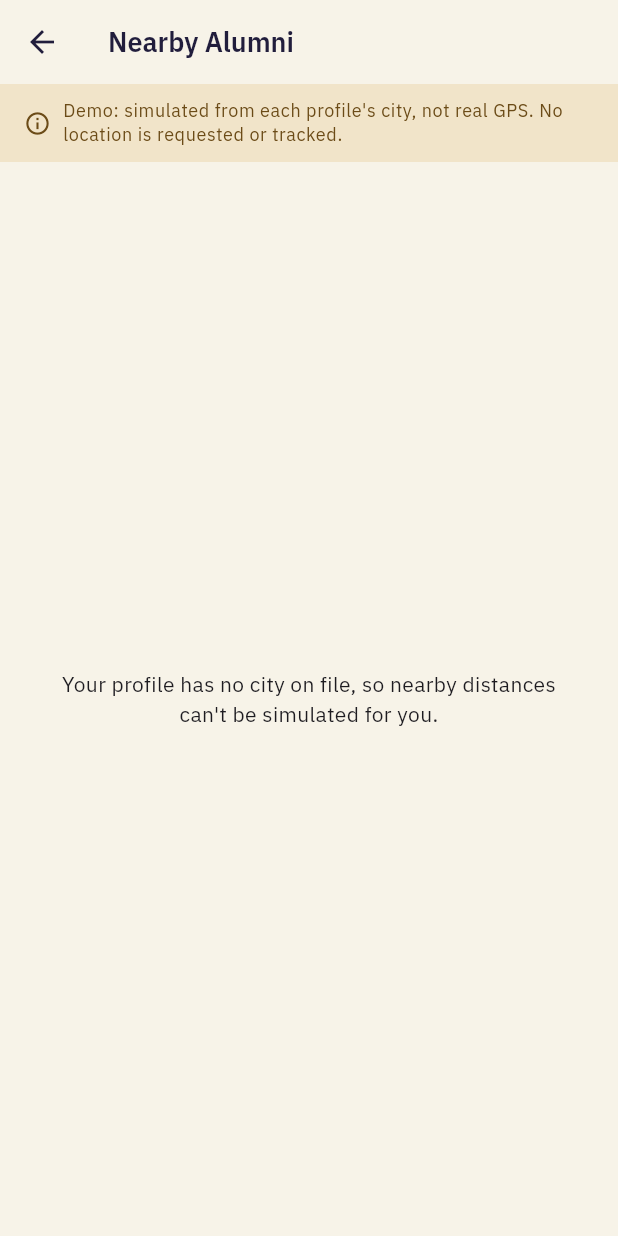
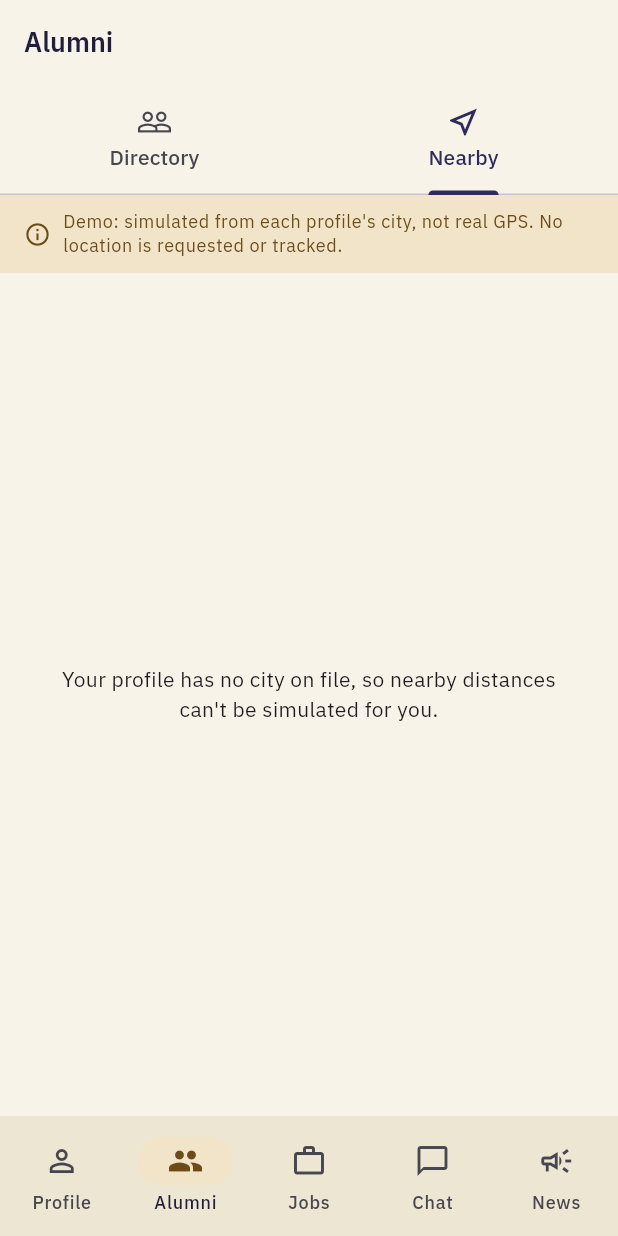
Before and after one commit to FarrelAlfarabi/Undip-Alumni-Connect, a Flutter app: the HomeShell screen opened directly with empty values, after a tap on "Nearby Alumni", on a phone screen of 412 x 824 dp. Run offline on Flutter 3.47's test engine with Material 3 defaults, Android fonts, the phone set to English and light mode, and no system bars; our stand-ins replace flutter_dotenv, google_fonts, supabase_flutter; accounts and stored records are empty.

Commit message:
Make Nearby Alumni a labeled tab instead of a missable icon/card
Previous fixes (a small compass icon in the Directory app bar, then
a Profile-tab card) both still went unnoticed per user feedback.
Restructured the Alumni section into a two-tab screen (Directory /
Nearby) with visible text labels right under the header -- the most
prominent place it can live without its own bottom-nav slot.

DirectoryScreen and NearbyAlumniScreen are now always embedded tab
bodies (no own Scaffold/AppBar); the new AlumniScreen owns the AppBar
and TabBar. The Profile tab's shortcut card now switches the bottom
nav to Alumni and lands on the Nearby sub-tab via a callback, instead
of pushing its own duplicate route.

Co-Authored-By: Claude Sonnet 5 <noreply@anthropic.com>
Claude-Session: https://claude.ai/code/session_01LaDF4dJ9vMPhD2KQrC7XAH

```diff
--- /dev/null
+++ b/lib/screens/alumni_screen.dart
@@ -0,0 +1,71 @@
+import 'package:flutter/material.dart';
+
+import 'directory_screen.dart';
+import 'nearby_alumni_screen.dart';
+
+/// Alumni section: Directory and Nearby as sibling tabs under one AppBar,
+/// instead of Nearby being a small icon easy to miss in the Directory's
+/// app bar (the original placement — user feedback confirmed it was
+/// missable even after moving it to a Profile-tab card). A labeled tab
+/// right where people already go to browse alumni is the most visible
+/// place it can live without its own bottom-nav slot.
+class AlumniScreen extends StatefulWidget {
+  const AlumniScreen({
+    super.key,
+    required this.currentUser,
+    this.initialTabIndex = 0,
+  });
+
+  final ValueNotifier<Map<String, dynamic>> currentUser;
+
+  /// 0 = Directory, 1 = Nearby. Lets the Profile tab's "Nearby Alumni"
+  /// shortcut land directly on the Nearby tab instead of Directory.
+  final int initialTabIndex;
+
+  @override
+  State<AlumniScreen> createState() => _AlumniScreenState();
+}
+
+class _AlumniScreenState extends State<AlumniScreen>
+    with SingleTickerProviderStateMixin {
+  late final TabController _tabController;
+
+  @override
+  void initState() {
+    super.initState();
+    _tabController = TabController(
+      length: 2,
+      vsync: this,
+      initialIndex: widget.initialTabIndex,
+    );
+  }
+
+  @override
+  void dispose() {
+    _tabController.dispose();
+    super.dispose();
+  }
+
+  @override
+  Widget build(BuildContext context) {
+    return Scaffold(
+      appBar: AppBar(
+        title: const Text('Alumni'),
+        bottom: TabBar(
+          controller: _tabController,
+          tabs: const [
+            Tab(icon: Icon(Icons.people_outline), text: 'Directory'),
+            Tab(icon: Icon(Icons.near_me_outlined), text: 'Nearby'),
+          ],
+        ),
+      ),
+      body: TabBarView(
+        controller: _tabController,
+        children: [
+          DirectoryScreen(currentUser: widget.currentUser),
+          NearbyAlumniScreen(currentUser: widget.currentUser),
+        ],
+      ),
+    );
+  }
+}
--- a/lib/screens/directory_screen.dart
+++ b/lib/screens/directory_screen.dart
@@ -1,7 +1,6 @@
 import 'package:flutter/material.dart';
 import 'package:supabase_flutter/supabase_flutter.dart';
 
-import 'nearby_alumni_screen.dart';
 import 'profile_detail_screen.dart';
 
 const _kAllFilter = 'All';
@@ -10,6 +9,9 @@ const _kAllFilter = 'All';
 /// industry, plus free-text search on name/company. Demo scope: fetches
 /// all verified alumni_profiles rows once and filters client-side — fine
 /// for ~24 seed rows, not meant to scale past the demo.
+///
+/// Always embedded as a tab inside AlumniScreen (no own AppBar/Scaffold) —
+/// see alumni_screen.dart.
 class DirectoryScreen extends StatefulWidget {
   const DirectoryScreen({super.key, required this.currentUser});
 
@@ -86,25 +88,7 @@ class _DirectoryScreenState extends State<DirectoryScreen> {
 
   @override
   Widget build(BuildContext context) {
-    return Scaffold(
-      appBar: AppBar(
-        title: const Text('Alumni Directory'),
-        actions: [
-          IconButton(
-            icon: const Icon(Icons.near_me_outlined),
-            tooltip: 'Nearby Alumni',
-            onPressed: () {
-              Navigator.of(context).push(
-                MaterialPageRoute(
-                  builder: (_) =>
-                      NearbyAlumniScreen(currentUser: widget.currentUser),
-                ),
-              );
-            },
-          ),
-        ],
-      ),
-      body: FutureBuilder<List<Map<String, dynamic>>>(
+    return FutureBuilder<List<Map<String, dynamic>>>(
       future: _future,
       builder: (context, snapshot) {
         if (snapshot.connectionState == ConnectionState.waiting) {
@@ -182,9 +166,7 @@ class _DirectoryScreenState extends State<DirectoryScreen> {
             ),
             Expanded(
               child: filtered.isEmpty
-                    ? const Center(
-                        child: Text('No alumni match these filters.'),
-                      )
+                  ? const Center(child: Text('No alumni match these filters.'))
                   : ListView.separated(
                       padding: const EdgeInsets.symmetric(vertical: 8),
                       itemCount: filtered.length,
@@ -209,8 +191,7 @@ class _DirectoryScreenState extends State<DirectoryScreen> {
                           title: Text(p['name'] as String? ?? ''),
                           subtitle: Text(
                             [
-                                if ((p['current_role'] as String?)
-                                        ?.isNotEmpty ==
+                              if ((p['current_role'] as String?)?.isNotEmpty ==
                                   true)
                                 '${p['current_role']}'
                                     '${(p['current_employer'] as String?)?.isNotEmpty == true ? ' @ ${p['current_employer']}' : ''}',
@@ -236,7 +217,6 @@ class _DirectoryScreenState extends State<DirectoryScreen> {
           ],
         );
       },
-      ),
     );
   }
 }
--- a/lib/screens/home_shell.dart
+++ b/lib/screens/home_shell.dart
@@ -1,7 +1,7 @@
 import 'package:flutter/material.dart';
 
+import 'alumni_screen.dart';
 import 'announcements_screen.dart';
-import 'directory_screen.dart';
 import 'job_board_screen.dart';
 import 'messages_list_screen.dart';
 import 'profile_detail_screen.dart';
@@ -37,6 +37,13 @@ class _HomeShellState extends State<HomeShell> {
   int _jobsEpoch = 0;
   int _chatEpoch = 0;
 
+  // Bumped (alongside forcing Alumni tab + sub-tab 1) when the Profile
+  // tab's "Nearby Alumni" shortcut is tapped, so AlumniScreen is recreated
+  // with a fresh TabController defaulting to Nearby instead of wherever it
+  // was left.
+  int _alumniEpoch = 0;
+  int _alumniInitialTab = 0;
+
   @override
   void initState() {
     super.initState();
@@ -57,11 +64,27 @@ class _HomeShellState extends State<HomeShell> {
     });
   }
 
+  void _openNearbyAlumni() {
+    setState(() {
+      _index = 1;
+      _alumniInitialTab = 1;
+      _alumniEpoch++;
+    });
+  }
+
   @override
   Widget build(BuildContext context) {
     final tabs = [
-      ProfileDetailScreen(profile: widget.profile, currentUser: _currentUser),
-      DirectoryScreen(currentUser: _currentUser),
+      ProfileDetailScreen(
+        profile: widget.profile,
+        currentUser: _currentUser,
+        onOpenNearby: _openNearbyAlumni,
+      ),
+      AlumniScreen(
+        key: ValueKey('alumni-$_alumniEpoch'),
+        currentUser: _currentUser,
+        initialTabIndex: _alumniInitialTab,
+      ),
       JobBoardScreen(
         key: ValueKey('jobs-$_jobsEpoch'),
         currentUser: _currentUser,
--- a/lib/screens/nearby_alumni_screen.dart
+++ b/lib/screens/nearby_alumni_screen.dart
@@ -14,6 +14,9 @@ import 'profile_detail_screen.dart';
 /// each other has genuine safety implications (stalking risk chief among
 /// them) that weren't designed for and are explicitly out of scope for
 /// this demo. This screen exists to show the concept, not to ship it.
+///
+/// Always embedded as a tab inside AlumniScreen (no own AppBar/Scaffold) —
+/// see alumni_screen.dart.
 class NearbyAlumniScreen extends StatefulWidget {
   const NearbyAlumniScreen({super.key, required this.currentUser});
 
@@ -47,9 +50,7 @@ class _NearbyAlumniScreenState extends State<NearbyAlumniScreen> {
     final myCity = widget.currentUser.value['city'] as String?;
     final myId = widget.currentUser.value['id'];
 
-    return Scaffold(
-      appBar: AppBar(title: const Text('Nearby Alumni')),
-      body: Column(
+    return Column(
       children: [
         Container(
           width: double.infinity,
@@ -179,7 +180,6 @@ class _NearbyAlumniScreenState extends State<NearbyAlumniScreen> {
           ),
         ),
       ],
-      ),
     );
   }
 }
--- a/lib/screens/profile_detail_screen.dart
+++ b/lib/screens/profile_detail_screen.dart
@@ -2,7 +2,6 @@ import 'package:flutter/material.dart';
 import 'package:supabase_flutter/supabase_flutter.dart';
 
 import 'chat_screen.dart';
-import 'nearby_alumni_screen.dart';
 import 'profile_setup_screen.dart';
 import 'subscribe_screen.dart';
 import 'verification_screen.dart';
@@ -30,12 +29,17 @@ class ProfileDetailScreen extends StatefulWidget {
     required this.profile,
     required this.currentUser,
     this.showEditButton = true,
+    this.onOpenNearby,
   });
 
   /// The profile being displayed — own or someone else's.
   final Map<String, dynamic> profile;
   final bool showEditButton;
   final ValueNotifier<Map<String, dynamic>> currentUser;
+
+  /// Switches HomeShell to the Alumni tab's Nearby sub-tab. Only set (and
+  /// only shown) on the own-profile instance — see HomeShell.
+  final VoidCallback? onOpenNearby;
 
   @override
   State<ProfileDetailScreen> createState() => _ProfileDetailScreenState();
@@ -312,15 +316,7 @@ class _ProfileDetailScreenState extends State<ProfileDetailScreen> {
                           Icons.chevron_right,
                           color: theme.colorScheme.onSecondaryContainer,
                         ),
-                        onTap: () {
-                          Navigator.of(context).push(
-                            MaterialPageRoute(
-                              builder: (_) => NearbyAlumniScreen(
-                                currentUser: widget.currentUser,
-                              ),
-                            ),
-                          );
-                        },
+                        onTap: widget.onOpenNearby,
                       ),
                     ),
                   ] else if (!_isOwnProfile) ...[
```
Also changed, not shown: 2 other files. Lines whose indentation alone changed are shown as unchanged.
